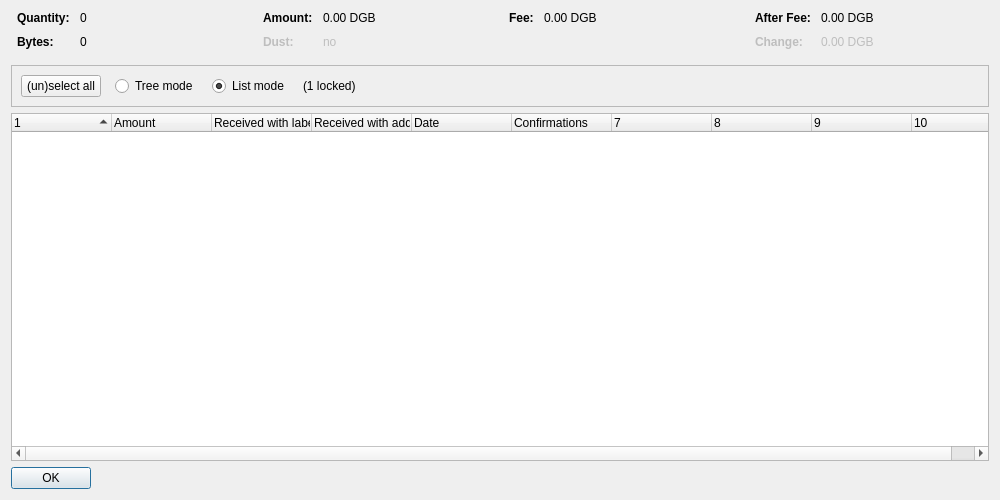
Above: src/qt/forms/coincontroldialog.ui from auroracoin101/Auroracoin before the change. Below: the same form after it.
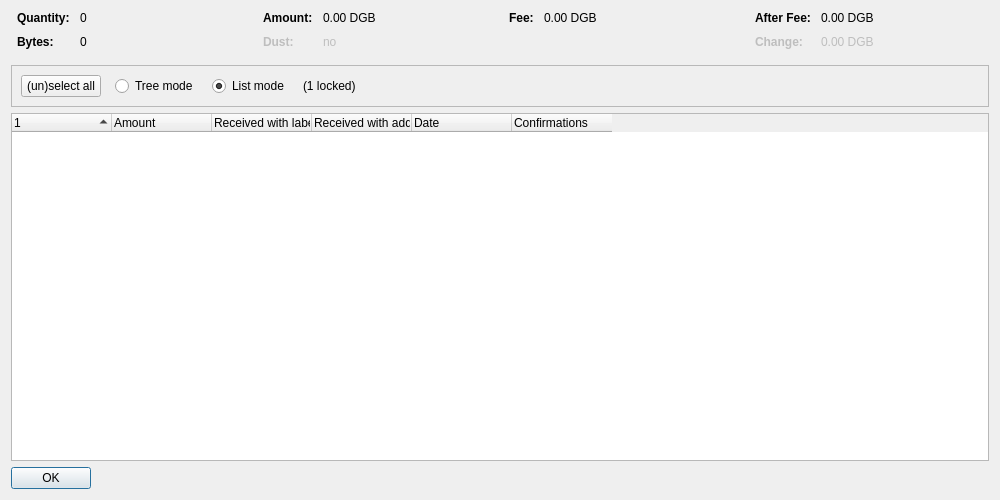
That is the form after the change. Custom widgets are drawn as their Qt base class.

Commit message: Bitcoin: 1c28feb7d026bc18304149d96f81888059d52670 (qt: Remove hidden columns in coin control dialog).

Diff of the .ui file:
```diff
--- a/src/qt/forms/coincontroldialog.ui
+++ b/src/qt/forms/coincontroldialog.ui
@@ -402,7 +402,7 @@
       <bool>false</bool>
      </property>
      <property name="columnCount">
-      <number>10</number>
+      <number>6</number>
      </property>
      <attribute name="headerShowSortIndicator" stdset="0">
       <bool>true</bool>
```
The commit also changes 2 other files.
